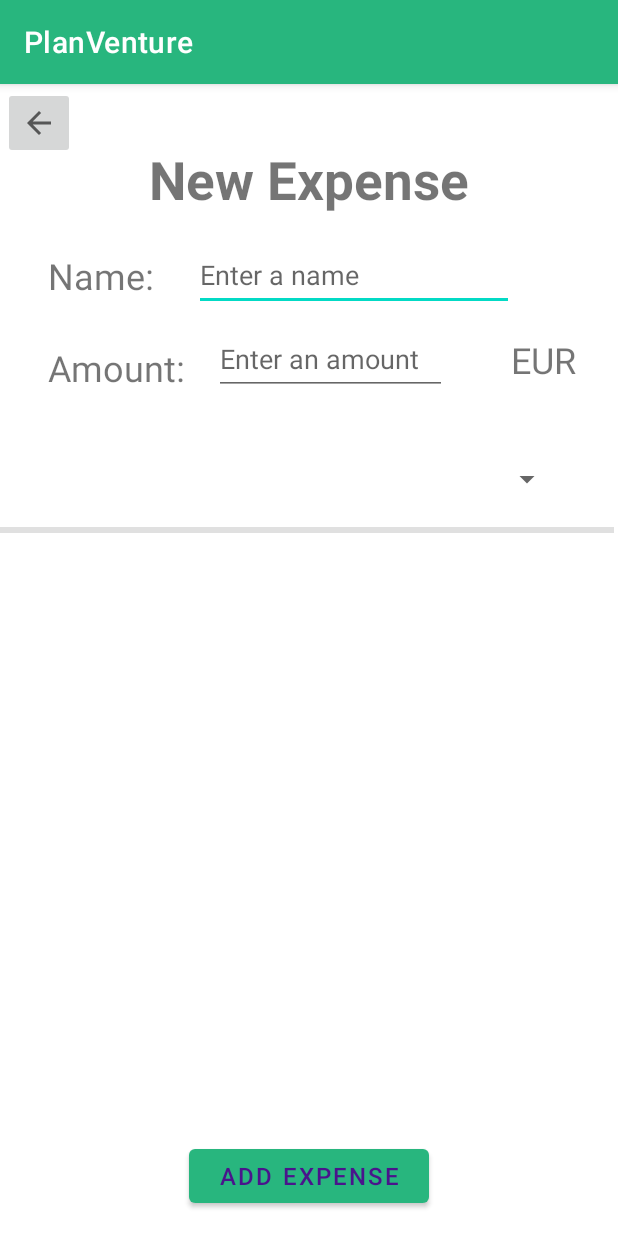
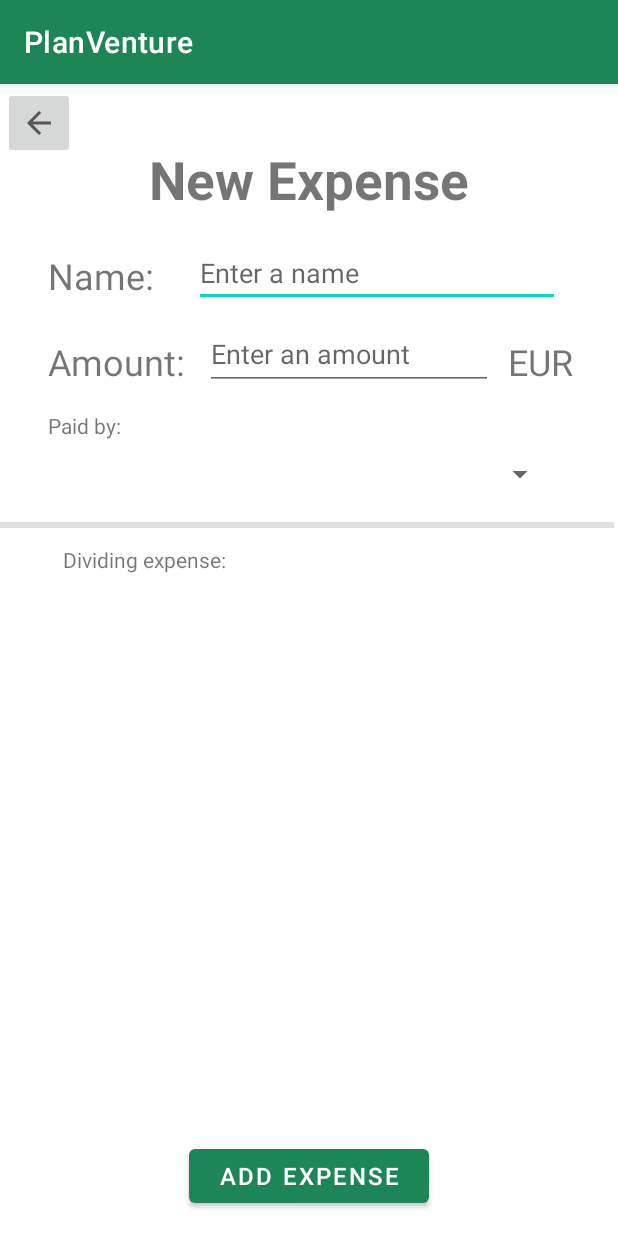
Before and after one commit to tonibosch/PlanVenture-App, an Android app: the CreateExpenseActivity screen opened directly, with no data from a screen before it, on a phone screen of 412 x 824 dp. Run offline under Robolectric (Android 15) with nearby library versions, the phone set to English and light mode, and no system bars; 1 statement that could not run was skipped.

Commit message:
Change color of text in buttons

```diff
--- a/app/src/main/java/com/example/planventure/database/DatabaseHelper.kt
+++ b/app/src/main/java/com/example/planventure/database/DatabaseHelper.kt
@@ -20,7 +20,7 @@ import androidx.annotation.RequiresApi
 @RequiresApi(Build.VERSION_CODES.P)
 open class DataBaseHelper(
     context: Context
-) : SQLiteOpenHelper(context, "planventure.db", null, 13) {
+) : SQLiteOpenHelper(context, "planventure.db", null, 14) {
 
     companion object {
         const val TRIP_TABLE: String = "TRIP_TABLE"
--- a/app/src/main/res/layout/activity_all_expense.xml
+++ b/app/src/main/res/layout/activity_all_expense.xml
@@ -25,7 +25,7 @@
         android:layout_height="50dp"
         android:layout_marginBottom="16dp"
         android:text="@string/balances"
-        android:textColor="#4A148C"
+        android:textColor="#FFFFFF"
         android:textSize="16sp"
         app:layout_constraintBottom_toBottomOf="parent"
         app:layout_constraintEnd_toEndOf="parent"
@@ -50,7 +50,7 @@
         android:layout_marginEnd="32dp"
         android:layout_marginBottom="16dp"
         android:text="@string/add_expenseExpensesActivity"
-        android:textColor="#4A148C"
+        android:textColor="#FFFFFF"
         android:textSize="16sp"
         app:layout_constraintBottom_toTopOf="@+id/balanceButton"
         app:layout_constraintEnd_toEndOf="parent"
--- a/app/src/main/res/layout/activity_create_expense.xml
+++ b/app/src/main/res/layout/activity_create_expense.xml
@@ -47,7 +47,7 @@
         android:layout_width="96dp"
         android:layout_height="41dp"
         android:layout_marginStart="32dp"
-        android:layout_marginTop="24dp"
+        android:layout_marginTop="20dp"
         android:text="@string/amountE"
         android:textSize="24sp"
         app:layout_constraintStart_toStartOf="parent"
@@ -56,8 +56,8 @@
 
     <EditText
         android:id="@+id/expenseName_editText"
-        android:layout_width="wrap_content"
-        android:layout_height="wrap_content"
+        android:layout_width="244dp"
+        android:layout_height="45dp"
         android:layout_marginStart="16dp"
         android:layout_marginTop="16dp"
         android:autofillHints=""
@@ -74,7 +74,7 @@
         android:layout_height="wrap_content"
         android:layout_marginBottom="16dp"
         android:text="@string/add_expense"
-        android:textColor="#4A148C"
+        android:textColor="#FFFFFF"
         android:textSize="16sp"
         app:layout_constraintBottom_toBottomOf="parent"
         app:layout_constraintEnd_toEndOf="parent"
@@ -83,15 +83,16 @@
 
     <EditText
         android:id="@+id/expenseAmount_editText"
-        android:layout_width="155dp"
-        android:layout_height="48dp"
+        android:layout_width="192dp"
+        android:layout_height="47dp"
+        android:layout_marginStart="5dp"
         android:layout_marginTop="8dp"
+        android:layout_marginEnd="7dp"
         android:autofillHints=""
         android:ems="10"
         android:hint="@string/enter_an_amount"
         android:inputType="numberDecimal"
         app:layout_constraintEnd_toStartOf="@+id/textView10"
-        app:layout_constraintHorizontal_bias="0.25"
         app:layout_constraintStart_toEndOf="@+id/textView7"
         app:layout_constraintTop_toBottomOf="@+id/expenseName_editText" />
 
@@ -99,8 +100,8 @@
         android:id="@+id/textView10"
         android:layout_width="wrap_content"
         android:layout_height="wrap_content"
-        android:layout_marginTop="16dp"
-        android:layout_marginEnd="28dp"
+        android:layout_marginTop="20dp"
+        android:layout_marginEnd="30dp"
         android:text="@string/eur"
         android:textSize="24sp"
         app:layout_constraintEnd_toEndOf="parent"
@@ -113,6 +114,7 @@
         android:layout_height="48dp"
         android:layout_marginTop="32dp"
         app:layout_constraintEnd_toEndOf="parent"
+        app:layout_constraintHorizontal_bias="0.438"
         app:layout_constraintStart_toStartOf="parent"
         app:layout_constraintTop_toBottomOf="@+id/expenseAmount_editText" />
 
@@ -131,11 +133,36 @@
         android:layout_width="0dp"
         android:layout_height="wrap_content"
         android:layout_marginStart="32dp"
-        android:layout_marginTop="19dp"
+        android:layout_marginTop="35dp"
         android:layout_marginEnd="32dp"
         app:layout_constraintEnd_toEndOf="parent"
         app:layout_constraintStart_toStartOf="parent"
         app:layout_constraintTop_toBottomOf="@+id/divider"
         tools:ignore="MissingConstraints,TextSizeCheck" />
 
+    <TextView
+        android:id="@+id/textView14"
+        android:layout_width="wrap_content"
+        android:layout_height="wrap_content"
+        android:layout_marginStart="32dp"
+        android:layout_marginTop="8dp"
+        android:layout_marginEnd="316dp"
+        android:text="@string/paidBy"
+        app:layout_constraintEnd_toEndOf="parent"
+        app:layout_constraintHorizontal_bias="0.0"
+        app:layout_constraintStart_toStartOf="parent"
+        app:layout_constraintTop_toBottomOf="@+id/textView7" />
+
+    <TextView
+        android:id="@+id/textView17"
+        android:layout_width="wrap_content"
+        android:layout_height="wrap_content"
+        android:layout_marginStart="50dp"
+        android:layout_marginTop="11dp"
+        android:layout_marginEnd="270dp"
+        android:text="@string/dividingExpense"
+        app:layout_constraintEnd_toEndOf="parent"
+        app:layout_constraintStart_toStartOf="parent"
+        app:layout_constraintTop_toBottomOf="@+id/divider" />
+
 </androidx.constraintlayout.widget.ConstraintLayout>
--- a/app/src/main/res/layout/activity_create_trip.xml
+++ b/app/src/main/res/layout/activity_create_trip.xml
@@ -70,7 +70,7 @@
         android:layout_marginEnd="100dp"
         android:layout_marginBottom="16dp"
         android:text="@string/save"
-        android:textColor="#4A148C"
+        android:textColor="#FFFFFF"
         app:layout_constraintBottom_toBottomOf="parent"
         app:layout_constraintEnd_toEndOf="parent"
         app:layout_constraintStart_toEndOf="@+id/cancelButton" />
@@ -216,7 +216,7 @@
         android:layout_height="wrap_content"
         android:layout_marginTop="30dp"
         android:text="@string/select_dates"
-        android:textColor="#4A148C"
+        android:textColor="#FFFFFF"
         android:textSize="14sp"
         app:layout_constraintEnd_toEndOf="parent"
         app:layout_constraintHorizontal_bias="0.186"
--- a/app/src/main/res/layout/activity_trip_participants.xml
+++ b/app/src/main/res/layout/activity_trip_participants.xml
@@ -72,7 +72,7 @@
                     android:layout_height="wrap_content"
                     android:layout_gravity="center_horizontal"
                     android:text="@string/add"
-                    android:textColor="#4A148C" />
+                    android:textColor="#FFFFFF" />
 
             </LinearLayout>
 
--- a/app/src/main/res/layout/fragment_each_expense.xml
+++ b/app/src/main/res/layout/fragment_each_expense.xml
@@ -29,7 +29,7 @@
         android:layout_marginTop="16dp"
         android:layout_marginEnd="100dp"
         android:text="@string/expensename"
-        android:textColor="#1B5E20"
+        android:textColor="#FFFFFF"
         android:textStyle="bold"
         app:layout_constraintEnd_toEndOf="parent"
         app:layout_constraintHorizontal_bias="0.0"
@@ -44,7 +44,7 @@
         android:layout_marginEnd="100dp"
         android:layout_marginBottom="15dp"
         android:text="@string/expenseamount"
-        android:textColor="#1B5E20"
+        android:textColor="#FFFFFF"
         android:textStyle="bold"
         app:layout_constraintBottom_toBottomOf="parent"
         app:layout_constraintEnd_toEndOf="parent"
--- a/app/src/main/res/layout/fragment_my_trips.xml
+++ b/app/src/main/res/layout/fragment_my_trips.xml
@@ -30,7 +30,7 @@
             android:layout_height="wrap_content"
             android:layout_marginBottom="16dp"
             android:text="@string/create_trip"
-            android:textColor="#4A148C"
+            android:textColor="#FFFFFF"
             android:textSize="16sp"
             app:layout_constraintBottom_toBottomOf="parent"
             app:layout_constraintEnd_toEndOf="parent"
--- a/app/src/main/res/layout/fragment_trip_participants.xml
+++ b/app/src/main/res/layout/fragment_trip_participants.xml
@@ -21,9 +21,9 @@
         android:id="@+id/deleteParticipant_Button_fragment"
         android:layout_width="wrap_content"
         android:layout_height="wrap_content"
-        android:backgroundTint="@android:color/holo_red_light"
+        android:backgroundTint="#EB0000"
         android:text="@string/remove"
-        android:textColor="#212121"
+        android:textColor="#FFFFFF"
         app:layout_constraintBottom_toBottomOf="parent"
         app:layout_constraintEnd_toEndOf="parent"
         app:layout_constraintHorizontal_bias="0.996"
--- a/app/src/main/res/values/colors.xml
+++ b/app/src/main/res/values/colors.xml
@@ -1,7 +1,7 @@
 <?xml version="1.0" encoding="utf-8"?>
 <resources>
     <color name="purple_200">#1D4C4F</color><!--FFBB86FC-->
-    <color name="purple_500">#28B67E</color><!--FF6200EE-->
+    <color name="purple_500">#1E8557</color><!--FF6200EE-->
     <color name="purple_700">#0D1321</color><!--FF3700B3-->
     <color name="teal_200">#FF03DAC5</color>
     <color name="teal_700">#FF018786</color>
--- a/app/src/main/res/values/strings.xml
+++ b/app/src/main/res/values/strings.xml
@@ -67,5 +67,7 @@
     <string name="balances">Balances</string>
     <string name="expensesEA">Expenses</string>
     <string name="total">Total:</string>
+    <string name="paidBy">Paid by:</string>
+    <string name="dividingExpense">Dividing expense:</string>
 
 </resources>
```
Also changed, not shown: app/src/main/res/layout/activity_trip_information.xml (+8 -8 lines).
